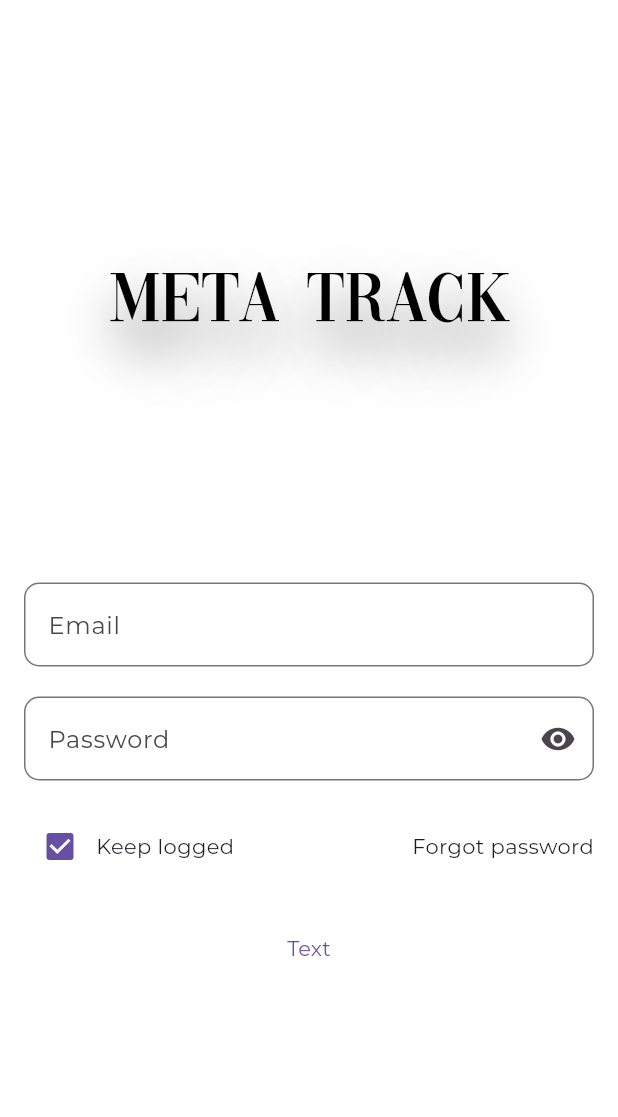
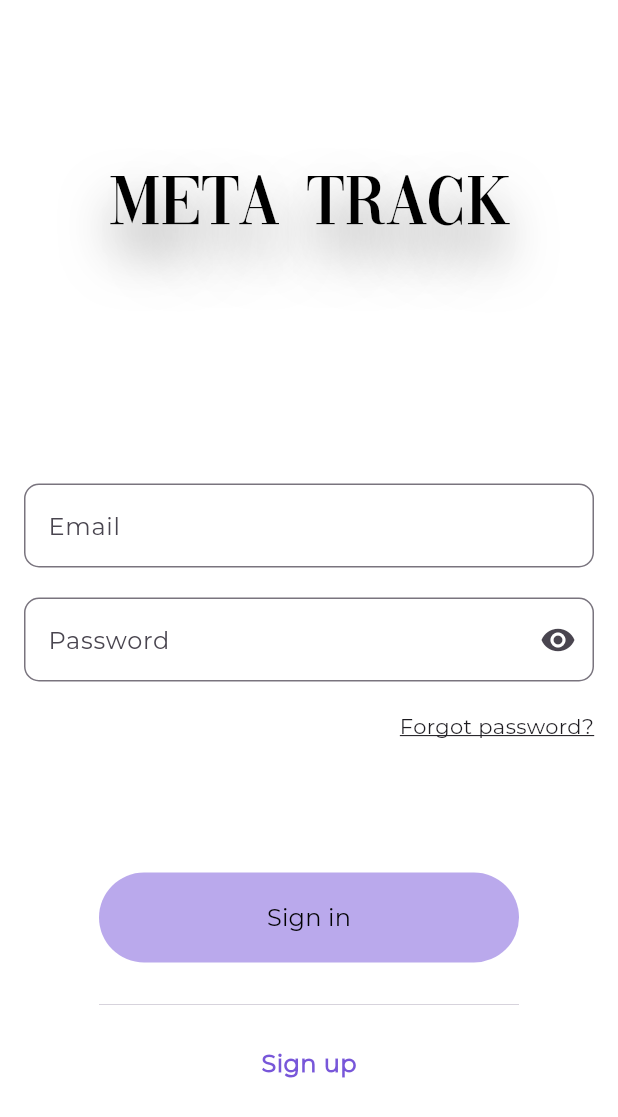
Before and after one commit to lucasbrun196/meta-track, a Flutter app: the screen it shows after launch, on a phone screen of 412 x 824 dp. Shown: the top 1117 px of the screen. Run offline on Flutter 3.47's test engine with Material 3 defaults, Android fonts, the phone set to English and light mode, and no system bars; our stand-ins replace bloc, firebase_auth, firebase_core, flutter_bloc, flutter_modular; accounts and stored records are empty; generated files the repository leaves out were written again.

Commit message:
login screen

```diff
--- /dev/null
+++ b/devtools_options.yaml
@@ -0,0 +1,3 @@
+description: This file stores settings for Dart & Flutter DevTools.
+documentation: https://docs.flutter.dev/tools/devtools/extensions#configure-extension-enablement-states
+extensions:
--- /dev/null
+++ b/lib/app/modules/auth/data/datasource/auth_datasource.dart
@@ -0,0 +1,6 @@
+import 'package:firebase_auth/firebase_auth.dart';
+import 'package:meta_track/app/modules/auth/domain/entities/user_credentials.dart';
+
+abstract class AuthDatasource {
+  Future<User> signIn(UserCredentials userCredentials);
+}
--- /dev/null
+++ b/lib/app/modules/auth/domain/repositories/auth_repository.dart
@@ -0,0 +1,5 @@
+import 'package:firebase_auth/firebase_auth.dart';
+
+abstract class AuthRepository {
+  Future<User> signIn(String email, String password);
+}
--- /dev/null
+++ b/lib/app/modules/auth/domain/services/auth_service.dart
@@ -0,0 +1,5 @@
+import 'package:firebase_auth/firebase_auth.dart';
+
+abstract class AuthService {
+  Future<User> signIn({required String email, required String password});
+}
--- a/lib/app/modules/auth/presenter/login/controller/login_controller.dart
+++ b/lib/app/modules/auth/presenter/login/controller/login_controller.dart
@@ -1,10 +1,30 @@
 import 'package:bloc/bloc.dart';
+import 'package:meta_track/app/core/core_cubit_controller.dart';
+import 'package:meta_track/app/modules/auth/domain/services/auth_service.dart';
 
 part 'login_state.dart';
 
 class LoginController extends Cubit<LoginState> {
-  LoginController() : super(LoginState.initial());
+  final AuthService _authService;
+  final CoreCubitController _coreCubitController;
+  LoginController(this._authService, this._coreCubitController)
+      : super(LoginState.initial());
 
   void changePasswordVisibility() =>
       emit(state.copyWith(isPasswordVisible: !state.isPasswordVisible));
+
+  void changeRememberMeStatus(bool value) =>
+      emit(state.copyWith(isRemeberMe: value));
+
+  Future<void> signIn(String email, String password) async {
+    emit(state.copyWith(status: LoginStatus.loading));
+    try {
+      final user = await _authService.signIn(email: email, password: password);
+      _coreCubitController.setCurrentUser(user);
+
+      emit(state.copyWith(status: LoginStatus.success));
+    } catch (e) {
+      emit(state.copyWith(status: LoginStatus.failure));
+    }
+  }
 }
--- a/lib/app/modules/auth/presenter/login/controller/login_state.dart
+++ b/lib/app/modules/auth/presenter/login/controller/login_state.dart
@@ -5,25 +5,30 @@ enum LoginStatus { initial, loading, success, failure }
 class LoginState {
   final LoginStatus status;
   final bool isPasswordVisible;
+  final bool isRemeberMe;
 
   LoginState({
     required this.status,
     required this.isPasswordVisible,
+    required this.isRemeberMe,
   });
 
   LoginState.initial()
       : this(
           status: LoginStatus.initial,
           isPasswordVisible: false,
+          isRemeberMe: false,
         );
 
   LoginState copyWith({
     LoginStatus? status,
     bool? isPasswordVisible,
+    bool? isRemeberMe,
   }) {
     return LoginState(
       status: status ?? this.status,
       isPasswordVisible: isPasswordVisible ?? this.isPasswordVisible,
+      isRemeberMe: isRemeberMe ?? this.isRemeberMe,
     );
   }
 }
--- a/lib/app/modules/auth/presenter/login/login_view.dart
+++ b/lib/app/modules/auth/presenter/login/login_view.dart
@@ -34,9 +34,10 @@ class _LoginViewState extends State<LoginView> {
       resizeToAvoidBottomInset: false,
       body: Padding(
         padding: const EdgeInsets.all(16.0),
-        child: Center(
         child: Column(
           mainAxisAlignment: MainAxisAlignment.spaceEvenly,
+          children: [
+            Column(
               children: [
                 Text(
                   'META TRACK',
@@ -52,6 +53,9 @@ class _LoginViewState extends State<LoginView> {
                       ),
                     ],
                   ),
+                ),
+                SizedBox(
+                  height: 150,
                 ),
                 Form(
                   key: _formKey,
@@ -107,8 +111,8 @@ class _LoginViewState extends State<LoginView> {
                             controller: passwordController,
                             decoration: InputDecoration(
                               suffixIcon: IconButton(
-                              onPressed: () =>
-                                  widget.controller.changePasswordVisibility(),
+                                onPressed: () => widget.controller
+                                    .changePasswordVisibility(),
                                 icon: Icon(
                                   state.isPasswordVisible
                                       ? Icons.visibility_off
@@ -125,36 +129,84 @@ class _LoginViewState extends State<LoginView> {
                           );
                         },
                       ),
-                    Row(
-                      mainAxisAlignment: MainAxisAlignment.spaceBetween,
-                      children: [
-                        Row(
-                          children: [
-                            Checkbox(value: true, onChanged: (value) {}),
-                            Text('Keep logged'),
-                          ],
-                        ),
-                        InkWell(
+                      Align(
+                        alignment: Alignment.centerRight,
+                        child: InkWell(
+                          overlayColor:
+                              WidgetStatePropertyAll(Colors.transparent),
                           onTap: () {
                             print('presss');
                           },
-                          child: Text('Forgot password'),
+                          child: Text(
+                            'Forgot password?',
+                            style:
+                                TextStyle(decoration: TextDecoration.underline),
+                          ),
+                        ),
                       ),
                     ],
                   ),
+                ),
+              ],
+            ),
+            Padding(
+              padding: const EdgeInsets.symmetric(horizontal: 50),
+              child: BlocBuilder<LoginController, LoginState>(
+                bloc: widget.controller,
+                buildWhen: (previous, current) =>
+                    previous.status != current.status,
+                builder: (context, state) {
+                  if (state.status == LoginStatus.loading) {
+                    return Padding(
+                      padding: const EdgeInsets.symmetric(horizontal: 60),
+                      child: LinearProgressIndicator(),
+                    );
+                  } else {
+                    return Column(
+                      spacing: 20,
+                      children: [
                         TextButton(
-                      onPressed: () {
+                          style: ButtonStyle(
+                            minimumSize: WidgetStateProperty.all(
+                              Size(360, 60),
+                            ),
+                          ),
+                          onPressed: () async {
                             if (_formKey.currentState!.validate()) {
-                          print('logaaar');
+                              final email = emailController.text;
+                              final password = passwordController.text;
+                              await widget.controller.signIn(email, password);
                             }
                           },
-                      child: Text('Text'),
-                    )
+                          child: Text(
+                            'Sign in',
+                            style: TextStyle(
+                              fontSize: 16,
+                              color: const Color.fromARGB(255, 0, 0, 0),
+                            ),
+                          ),
+                        ),
+                        Divider(
+                          thickness: 0.5,
+                        ),
+                        InkWell(
+                            overlayColor:
+                                WidgetStatePropertyAll(Colors.transparent),
+                            child: Text(
+                              'Sign up',
+                              style: TextStyle(
+                                fontWeight: FontWeight.bold,
+                                fontSize: 16,
+                                color: const Color.fromARGB(255, 120, 87, 217),
+                              ),
+                            ))
                       ],
+                    );
+                  }
+                },
               ),
-              )
+            ),
           ],
-          ),
         ),
       ),
     );
--- a/lib/app/modules/splash/presenter/controller/splash_controller.dart
+++ b/lib/app/modules/splash/presenter/controller/splash_controller.dart
@@ -11,6 +11,7 @@ class SplashController {
     try {
       final user = _splashService.getCurrentUser();
       coreCubitController.setCurrentUser(user);
+      redirectToLogin();
     } catch (error) {
       redirectToLogin();
     }
--- a/lib/app/modules/splash/presenter/splash_view.dart
+++ b/lib/app/modules/splash/presenter/splash_view.dart
@@ -40,8 +40,3 @@ class _SplashViewState extends State<SplashView> {
     );
   }
 }
-
-
-// child: LinearProgressIndicator(
-//                         color: const Color.fromARGB(255, 185, 154, 69),
-//                       ),
--- a/lib/app/utils/theme/custom_theme.dart
+++ b/lib/app/utils/theme/custom_theme.dart
@@ -7,5 +7,15 @@ class CustomTheme {
         primaryColor: const Color.fromARGB(255, 120, 87, 217),
         scaffoldBackgroundColor: const Color.fromARGB(255, 255, 255, 255),
         fontFamily: 'Montserrat',
+        progressIndicatorTheme: ProgressIndicatorThemeData(
+          color: const Color.fromARGB(255, 120, 87, 217),
+        ),
+        textButtonTheme: TextButtonThemeData(
+          style: ButtonStyle(
+            backgroundColor: WidgetStateProperty.all(
+              const Color.fromARGB(130, 120, 87, 217),
+            ),
+          ),
+        ),
       );
 }
```
Also changed, not shown: lib/app/core/core_cubit_binds.dart (added, +7 -0 lines), lib/app/modules/auth/auth_module.dart (+7 -0 lines), lib/app/modules/auth/auth_module_binds.dart (added, +18 -0 lines), lib/app/modules/auth/data/dto/user_credentials_dto.dart (added, +7 -0 lines), lib/app/modules/auth/data/repositories/auth_repository_imp.dart (added, +17 -0 lines), lib/app/modules/auth/datasource/firebase_auth/auth_datasource_imp.dart (added, +15 -0 lines), lib/app/modules/auth/domain/entities/user_credentials.dart (added, +8 -0 lines), lib/app/modules/auth/domain/services/auth_service_imp.dart (added, +15 -0 lines). Lines whose indentation alone changed are shown as unchanged.
